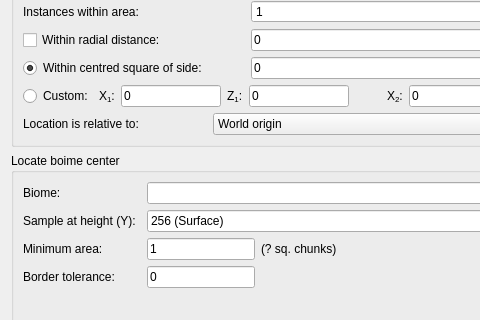
This is src/conditiondialog.ui in Cubitect/cubiomes-viewer as Qt 5 draws it before an edit; both pictures show x 0 to 480 and y 164 to 484 of the 680 by 800 pixel window. The edited form follows.
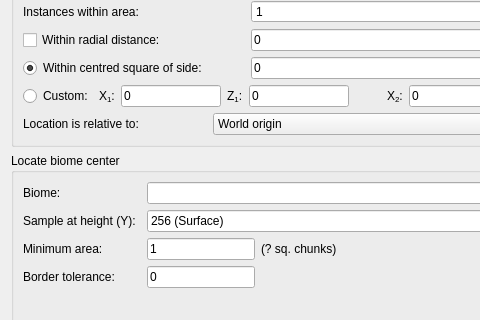
This is the edited form. The open tabs and pages were chosen to show the change. Icons and pictures are not drawn. Custom widgets are drawn as their Qt base class.

What changed in the file:
```diff
--- a/src/conditiondialog.ui
+++ b/src/conditiondialog.ui
@@ -725,7 +725,7 @@
            <item row="0" column="0">
             <widget class="QGroupBox" name="groupBox_5">
              <property name="title">
-              <string>Locate boime center</string>
+              <string>Locate biome center</string>
              </property>
              <layout class="QGridLayout" name="gridLayout_19">
               <item row="3" column="0">
```
